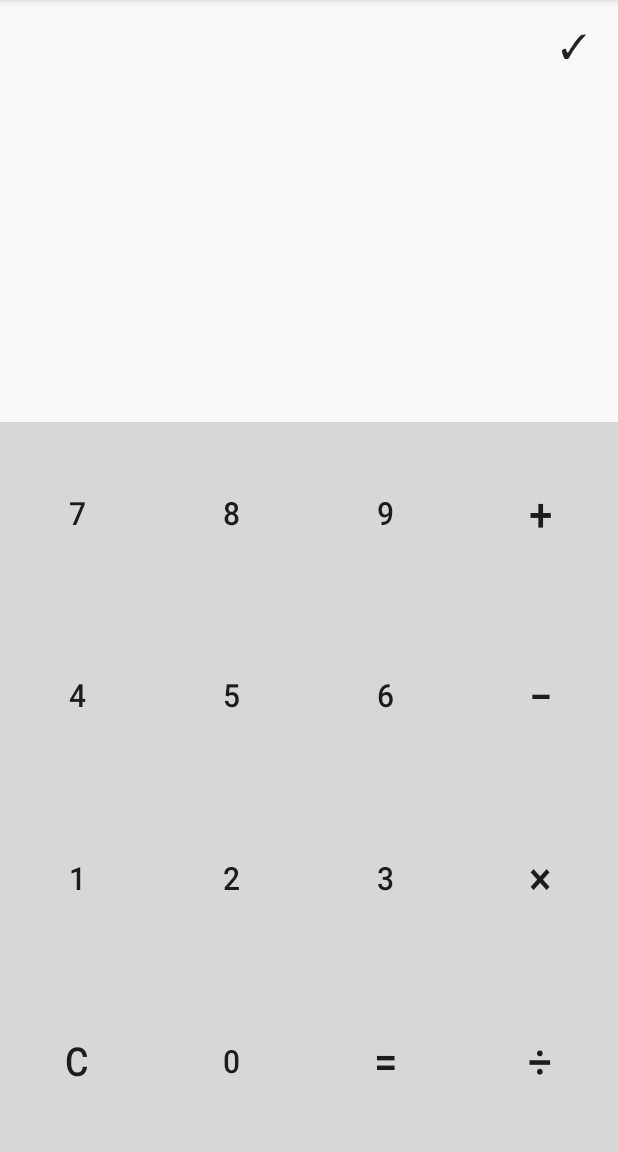
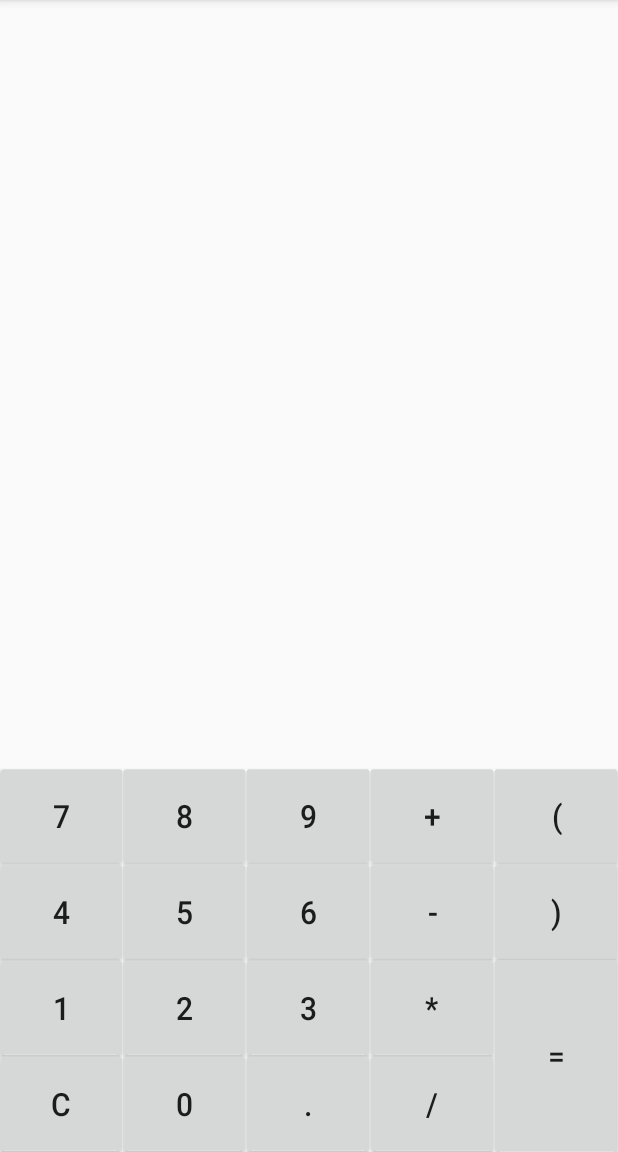
Before and after one commit to k-slugger/Android-Calculator, an Android app: the screen it shows after launch (MainActivity), on a phone screen of 412 x 824 dp, the part 84-1236 px from its top. Run offline under Robolectric (Android 15) with nearby library versions, the phone set to English and light mode, and no system bars.

```diff
--- a/app/build.gradle
+++ b/app/build.gradle
@@ -2,7 +2,7 @@ apply plugin: 'com.android.application'
 
 android {
     compileSdkVersion 23
-    buildToolsVersion "23.0.3"
+    buildToolsVersion '25.0.0'
 
     defaultConfig {
         applicationId "com.example.shubham.yocalc"
--- a/app/src/main/AndroidManifest.xml
+++ b/app/src/main/AndroidManifest.xml
@@ -15,7 +15,6 @@
                 <category android:name="android.intent.category.LAUNCHER" />
             </intent-filter>
         </activity>
-        <activity android:name=".InfoActivity"></activity>
     </application>
 
 </manifest>
--- a/app/src/main/java/com/example/shubham/yocalc/MainActivity.java
+++ b/app/src/main/java/com/example/shubham/yocalc/MainActivity.java
@@ -1,15 +1,15 @@
 package com.example.shubham.yocalc;
 
-import android.content.Intent;
+import android.os.Bundle;
 import android.support.v7.app.AppCompatActivity;
-import android.os.Bundle;
-import android.util.Log;
 import android.view.View;
+import android.view.ViewGroup;
 import android.widget.Button;
-import android.widget.EditText;
 import android.widget.TextView;
 
-import java.io.Console;
+import java.util.ArrayList;
+import java.util.EmptyStackException;
+import java.util.Stack;
 
 public class MainActivity extends AppCompatActivity {
 
@@ -17,86 +17,126 @@ public class MainActivity extends AppCompatActivity {
     protected void onCreate(Bundle savedInstanceState) {
         super.onCreate(savedInstanceState);
         setContentView(R.layout.activity_main);
-        ((Button) findViewById(R.id.one)).setOnClickListener(btnHandler);
-        ((Button) findViewById(R.id.two)).setOnClickListener(btnHandler);
-        ((Button) findViewById(R.id.three)).setOnClickListener(btnHandler);
-        ((Button) findViewById(R.id.four)).setOnClickListener(btnHandler);
-        ((Button) findViewById(R.id.five)).setOnClickListener(btnHandler);
-        ((Button) findViewById(R.id.six)).setOnClickListener(btnHandler);
-        ((Button) findViewById(R.id.seven)).setOnClickListener(btnHandler);
-        ((Button) findViewById(R.id.eight)).setOnClickListener(btnHandler);
-        ((Button) findViewById(R.id.nine)).setOnClickListener(btnHandler);
-        ((Button) findViewById(R.id.zero)).setOnClickListener(btnHandler);
-        ((Button) findViewById(R.id.add)).setOnClickListener(btnHandler);
-        ((Button) findViewById(R.id.sub)).setOnClickListener(btnHandler);
-        ((Button) findViewById(R.id.mul)).setOnClickListener(btnHandler);
-        ((Button) findViewById(R.id.div)).setOnClickListener(btnHandler);
-        ((Button) findViewById(R.id.ans)).setOnClickListener(ansBtnHandler);
-        ((Button) findViewById(R.id.clr)).setOnClickListener(clrBtnHandler);
-        ((Button) findViewById(R.id.done)).setOnClickListener(doneBtnHandler);
+
+        ViewGroup group = (ViewGroup)findViewById(R.id.calcBtns);
+        ArrayList<View> childrenViews = new ArrayList<>();
+        childrenViews = getAllChildren(group);
+        for(View v: childrenViews) {
+            if(v instanceof Button) v.setOnClickListener(btnHandler);
+        }
+    }
+
+    private ArrayList<View> getAllChildren(View v) {
+        if (!(v instanceof ViewGroup)) {
+            ArrayList<View> viewArrayList = new ArrayList<>();
+            viewArrayList.add(v);
+            return viewArrayList;
+        }
+        ArrayList<View> result = new ArrayList<>();
+        ViewGroup viewGroup = (ViewGroup) v;
+        for (int i = 0; i < viewGroup.getChildCount(); i++) {
+            View child = viewGroup.getChildAt(i);
+            ArrayList<View> viewArrayList = new ArrayList<>();
+            viewArrayList.addAll(getAllChildren(child));
+            result.addAll(viewArrayList);
+        }
+        return result;
     }
 
     View.OnClickListener btnHandler = new View.OnClickListener() {
         @Override
         public void onClick(View v) {
-            TextView numCon = (TextView) findViewById(R.id.numContainer);
-            String temp1 = numCon.getText().toString();
             Button b = (Button)v;
-            if(temp1 == "0")
-                temp1 = "";
-            temp1 = temp1 + "" + b.getText().toString();
-            numCon.setText(temp1);
+            TextView numberContainer = (TextView) findViewById(R.id.numContainer);
+            if (b.getId() == R.id.clr) {
+                numberContainer.setText("0");
+                return;
+            }
+            else if (b.getId() == R.id.ans) {
+                String expression = numberContainer.getText().toString();
+                String answer = evaluate(expression);
+                numberContainer.setText(answer);
+                return;
+            }
+            else {
+                String token = numberContainer.getText().toString();
+                if(token == "0")
+                    token = "";
+                token = token + "" + b.getText().toString();
+                numberContainer.setText(token);
+            }
         }
     };
 
-    View.OnClickListener ansBtnHandler = new View.OnClickListener() {
-        @Override
-        public void onClick(View v) {
-            TextView numCon = (TextView) findViewById(R.id.numContainer);
-            String temp1 = numCon.getText().toString();
-            int answer=0;
-            try {
-                if (temp1.contains("+")) {
-                    String num[] = temp1.split("\\+");
-                    answer = Integer.parseInt(num[0]) + Integer.parseInt(num[1]);
+    public String evaluate(String expression)
+    {
+        char[] tokens = expression.toCharArray();
+
+        Stack<Double> values = new Stack<>();
+
+        Stack<Character> operators = new Stack<Character>();
+
+        try {
+            for (int i = 0; i < tokens.length; i++) {
+                if ((tokens[i] >= '0' && tokens[i] <= '9') || tokens[i] == '.') {
+                    StringBuffer sbuf = new StringBuffer();
+                    while (i < tokens.length && (tokens[i] >= '0' && tokens[i] <= '9' || tokens[i] == '.'))
+                        sbuf.append(tokens[i++]);
+                    i--;
+                    values.push(Double.parseDouble(sbuf.toString()));
+                } else if (tokens[i] == '(') {
+                    operators.push(tokens[i]);
+                } else if (tokens[i] == ')') {
+                    while (operators.peek() != '(') {
+                        values.push(applyOp(operators.pop(), values.pop(), values.pop()));
+                    }
+                    operators.pop();
+                } else if (tokens[i] == '+' || tokens[i] == '-' || tokens[i] == '*' || tokens[i] == '/') {
+
+                    while (!operators.empty() && hasPrecedence(tokens[i], operators.peek())) {
+                        values.push(applyOp(operators.pop(), values.pop(), values.pop()));
+                    }
+                    operators.push(tokens[i]);
                 }
-                else if (temp1.contains("−")) {
-                    String num[] = temp1.split("\\−");
-                    answer = Integer.parseInt(num[0]) - Integer.parseInt(num[1]);
-                }
-                else if (temp1.contains("×")) {
-                    String num[] = temp1.split("\\×");
-                    answer = Integer.parseInt(num[0]) * Integer.parseInt(num[1]);
-                }
-                else if (temp1.contains("÷")) {
-                    String num[] = temp1.split("\\÷");
-                    answer = Integer.parseInt(num[0]) / Integer.parseInt(num[1]);
-                }
-                numCon.setText(String.valueOf(answer));
             }
-            catch (Exception e)
-            {
-                e.printStackTrace();
-                //Log.e("YoCalc","Exception: " + e.getClass().getName());;
+
+            while (!operators.empty()) {
+                values.push(applyOp(operators.pop(), values.pop(), values.pop()));
             }
+
+            return values.pop().toString();
+        } catch (EmptyStackException e) {
+            return "ERROR";
+        } catch (UnsupportedOperationException e) {
+            return "ERROR";
         }
-    };
-    View.OnClickListener clrBtnHandler = new View.OnClickListener() {
-        @Override
-        public void onClick(View v) {
-            TextView numCon = (TextView) findViewById(R.id.numContainer);
-            numCon.setText("0");
+    }
+
+    public boolean hasPrecedence(char op1, char op2)
+    {
+        if (op2 == '(' || op2 == ')')
+            return false;
+        if ((op1 == '*' || op1 == '/') && (op2 == '+' || op2 == '-'))
+            return false;
+        else
+            return true;
+    }
+
+    public double applyOp(char op, double b, double a)
+    {
+        switch (op)
+        {
+            case '+':
+                return a + b;
+            case '-':
+                return a - b;
+            case '*':
+                return a * b;
+            case '/':
+                if (b == 0)
+                    throw new UnsupportedOperationException("Cannot divide by zero");
+                return a / b;
         }
-    };
-
-    View.OnClickListener doneBtnHandler = new View.OnClickListener() {
-        @Override
-        public void onClick(View v) {
-            TextView numCon = (TextView) findViewById(R.id.numContainer);
-            String temp1 = numCon.getText().toString();
-            Intent infoAct = new Intent(getBaseContext(), InfoActivity.class);
-            infoAct.putExtra("finalAns",temp1);
-            startActivity(infoAct);
-        }
-    };
+        return 0;
+    }
 }
--- a/app/src/main/res/layout/activity_main.xml
+++ b/app/src/main/res/layout/activity_main.xml
@@ -15,195 +15,160 @@
         android:layout_alignParentStart="true">
 
 
-        <Button
-            android:text="✓"
-            android:layout_width="60dp"
-            android:layout_height="60dp"
-            android:textSize="22dp"
-            android:background="@android:color/transparent"
-            android:id="@+id/done"
-            android:layout_gravity="right"/>
-
         <TextView
-            android:layout_marginTop="100dp"
             android:layout_width="match_parent"
             android:layout_height="0dp"
             android:layout_weight="1"
             android:padding="15dp"
-            android:textSize="40sp"
+            android:textSize="30sp"
             android:gravity="left"
             android:id="@+id/numContainer" />
 
         <LinearLayout
+            android:id="@+id/calcBtns"
+            android:layout_gravity="bottom"
             android:layout_width="match_parent"
-            android:layout_height="0dp"
+            android:layout_height="wrap_content"
+            android:orientation="horizontal">
+
+            <LinearLayout
+                android:layout_width="0dp"
                 android:layout_weight="1"
-            android:orientation="horizontal">
+                android:layout_height="match_parent"
+                android:orientation="vertical">
+
                 <Button
                     android:id="@+id/seven"
                     android:text="7"
-                android:textSize="18sp"
-                android:scaleX="1.1"
-                android:scaleY="1.2"
+                    style="@style/CalcButtons"/>
+
+                <Button
+                    android:id="@+id/four"
+                    android:text="4"
+                    style="@style/CalcButtons"/>
+
+                <Button
+                    android:id="@+id/one"
+                    android:text="1"
+                    style="@style/CalcButtons"/>
+
+                <Button
+                    android:id="@+id/clr"
+                    android:text="C"
+                    style="@style/CalcButtons"/>
+
+            </LinearLayout>
+            <LinearLayout
                 android:layout_width="0dp"
                 android:layout_weight="1"
-                android:layout_height="match_parent" />
+                android:layout_height="match_parent"
+                android:orientation="vertical">
+
                 <Button
                     android:id="@+id/eight"
                     android:text="8"
-                android:textSize="18sp"
-                android:scaleX="1.1"
-                android:scaleY="1.2"
+                    style="@style/CalcButtons"/>
+
+                <Button
+                    android:id="@+id/five"
+                    android:text="5"
+                    style="@style/CalcButtons"/>
+
+                <Button
+                    android:id="@+id/two"
+                    android:text="2"
+                    style="@style/CalcButtons" />
+
+                <Button
+                    android:id="@+id/zero"
+                    android:text="0"
+                    style="@style/CalcButtons"/>
+
+
+            </LinearLayout>
+            <LinearLayout
                 android:layout_width="0dp"
                 android:layout_weight="1"
-                android:layout_height="match_parent" />
+                android:layout_height="match_parent"
+                android:orientation="vertical">
+
                 <Button
                     android:id="@+id/nine"
                     android:text="9"
-                android:textSize="18sp"
-                android:scaleX="1.1"
-                android:scaleY="1.2"
-                android:layout_width="0dp"
-                android:layout_weight="1"
-                android:layout_height="match_parent" />
-            <Button
-                android:text="+"
-                android:id="@+id/add"
-                android:textSize="25sp"
-                android:scaleX="1.1"
-                android:scaleY="1.2"
-                android:layout_width="0dp"
-                android:layout_weight="1"
-                android:layout_height="match_parent" />
-        </LinearLayout>
-        <LinearLayout
-            android:layout_width="match_parent"
-            android:layout_height="0dp"
-            android:layout_weight="1"
-            android:orientation="horizontal">
-            <Button
-                android:id="@+id/four"
-                android:text="4"
-                android:textSize="18sp"
-                android:scaleX="1.1"
-                android:scaleY="1.2"
-                android:layout_width="0dp"
-                android:layout_weight="1"
-                android:layout_height="match_parent" />
-            <Button
-                android:id="@+id/five"
-                android:text="5"
-                android:textSize="18sp"
-                android:scaleX="1.1"
-                android:scaleY="1.2"
-                android:layout_width="0dp"
-                android:layout_weight="1"
-                android:layout_height="match_parent" />
+                    style="@style/CalcButtons"/>
+
                 <Button
                     android:id="@+id/six"
                     android:text="6"
-                android:textSize="18sp"
-                android:scaleX="1.1"
-                android:scaleY="1.2"
-                android:layout_width="0dp"
-                android:layout_weight="1"
-                android:layout_height="match_parent" />
-            <Button
-                android:id="@+id/sub"
-                android:text="−"
-                android:scaleX="1.1"
-                android:scaleY="1.2"
-                android:textSize="25sp"
-                android:layout_width="0dp"
-                android:layout_weight="1"
-                android:layout_height="match_parent" />
-        </LinearLayout>
-        <LinearLayout
-            android:layout_width="match_parent"
-            android:layout_height="0dp"
-            android:layout_weight="1"
-            android:orientation="horizontal">
-            <Button
-                android:id="@+id/one"
-                android:text="1"
-                android:scaleX="1.1"
-                android:scaleY="1.2"
-                android:textSize="18sp"
-                android:layout_width="0dp"
-                android:layout_weight="1"
-                android:layout_height="match_parent" />
-            <Button
-                android:id="@+id/two"
-                android:text="2"
-                android:textSize="18sp"
-                android:scaleX="1.1"
-                android:scaleY="1.2"
-                android:layout_width="0dp"
-                android:layout_weight="1"
-                android:layout_height="match_parent" />
+                    style="@style/CalcButtons"/>
+
                 <Button
                     android:id="@+id/three"
                     android:text="3"
-                android:textSize="18sp"
+                    style="@style/CalcButtons"/>
+
+                <Button
+                    android:id="@+id/dot"
+                    android:text="."
+                    style="@style/CalcButtons"/>
+
+            </LinearLayout>
+            <LinearLayout
                 android:layout_width="0dp"
-                android:scaleX="1.1"
-                android:scaleY="1.2"
                 android:layout_weight="1"
-                android:layout_height="match_parent" />
+                android:layout_height="match_parent"
+                android:orientation="vertical">
+
+                <Button
+                    android:id="@+id/add"
+                    android:text="+"
+                    style="@style/CalcButtons"/>
+
+                <Button
+                    android:id="@+id/sub"
+                    android:text="-"
+                    style="@style/CalcButtons"/>
+
                 <Button
                     android:id="@+id/mul"
-                android:text="×"
-                android:textSize="25sp"
-                android:layout_width="0dp"
-                android:scaleX="1.1"
-                android:scaleY="1.2"
-                android:layout_weight="1"
-                android:layout_height="match_parent" />
+                    android:text="*"
+                    style="@style/CalcButtons"/>
+
+                <Button
+                    android:id="@+id/div"
+                    android:text="/"
+                    style="@style/CalcButtons"/>
+
             </LinearLayout>
             <LinearLayout
-            android:layout_width="match_parent"
-            android:layout_height="0dp"
+                android:layout_width="0dp"
                 android:layout_weight="1"
-            android:orientation="horizontal">
+                android:layout_height="match_parent"
+                android:orientation="vertical">
+
                 <Button
-                android:id="@+id/clr"
-                android:text="C"
-                android:textSize="22sp"
-                android:layout_width="0dp"
-                android:scaleX="1.1"
-                android:scaleY="1.2"
-                android:layout_weight="1"
-                android:layout_height="match_parent" />
+                    android:id="@+id/openBracket"
+                    android:text="("
+                    style="@style/CalcButtons"/>
+
                 <Button
-                android:id="@+id/zero"
-                android:text="0"
-                android:textSize="18sp"
-                android:layout_width="0dp"
-                android:scaleX="1.1"
-                android:scaleY="1.2"
-                android:layout_weight="1"
-                android:layout_height="match_parent" />
+                    android:id="@+id/closeBracket"
+                    android:text=")"
+                    style="@style/CalcButtons"/>
+
                 <Button
                     android:id="@+id/ans"
                     android:text="="
-                android:textSize="25sp"
-                android:scaleX="1.1"
-                android:scaleY="1.2"
-                android:layout_width="0dp"
-                android:layout_weight="1"
-                android:layout_height="match_parent" />
-            <Button
-                android:id="@+id/div"
-                android:text="÷"
-                android:textSize="25sp"
-                android:scaleX="1.1"
-                android:scaleY="1.2"
-                android:layout_width="0dp"
-                android:layout_weight="1"
-                android:layout_height="match_parent" />
+                    style="@style/CalcButtons"
+                    android:layout_weight="2"
+                    android:scaleY="1.1" />
+
             </LinearLayout>
 
         </LinearLayout>
 
 
+    </LinearLayout>
+
+
 </RelativeLayout>
--- a/app/src/main/res/values/styles.xml
+++ b/app/src/main/res/values/styles.xml
@@ -8,4 +8,14 @@
         <item name="colorAccent">@color/colorAccent</item>
     </style>
 
+    <style name="CalcButtons">
+        <item name="android:layout_height">0dp</item>
+        <item name="android:layout_weight">1</item>
+        <item name="android:layout_width">match_parent</item>
+        <item name="android:textSize">18sp</item>
+        <item name="android:scaleX">1.1</item>
+        <item name="android:scaleY">1.2</item>
+        <item name="android:minHeight">64dp</item>
+    </style>
+
 </resources>
--- a/build.gradle
+++ b/build.gradle
@@ -5,7 +5,7 @@ buildscript {
         jcenter()
     }
     dependencies {
-        classpath 'com.android.tools.build:gradle:2.2.2'
+        classpath 'com.android.tools.build:gradle:2.3.0'
 
         // NOTE: Do not place your application dependencies here; they belong
         // in the individual module build.gradle files
```
Also changed, not shown: app/src/main/java/com/example/shubham/yocalc/InfoActivity.java (deleted, +0 -20 lines), app/src/main/res/layout/activity_info.xml (deleted, +0 -19 lines), gradle/wrapper/gradle-wrapper.properties. Lines whose indentation alone changed are shown as unchanged.
